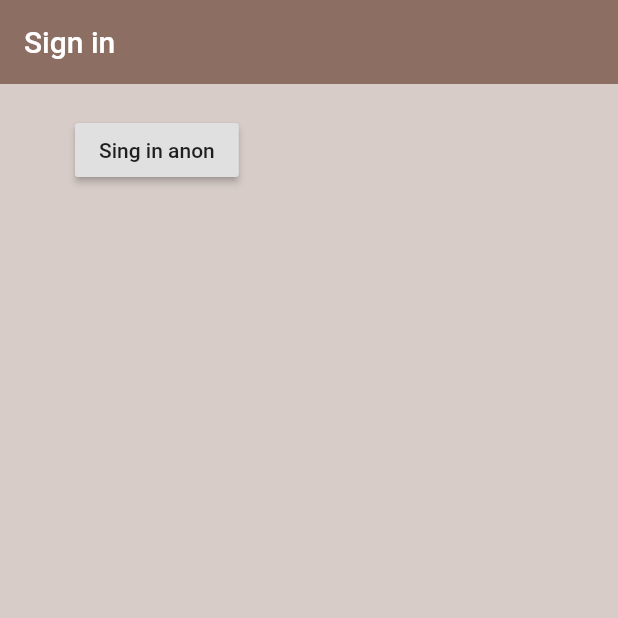
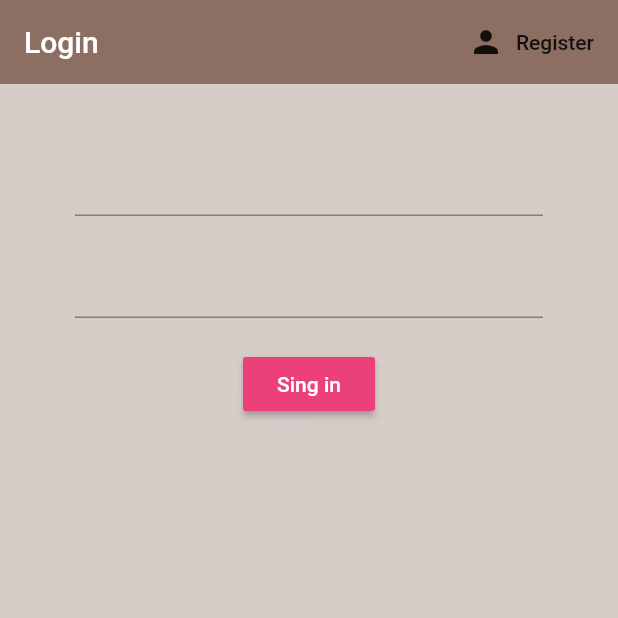
Before and after one commit to kirigaikabuto/firebase_flutter, a Flutter app: the screen it shows after launch, on a phone screen of 412 x 824 dp, the top half of it. Run offline on Flutter 3.47's test engine with Material 2 defaults, Android fonts, the phone set to English and light mode, and no system bars; our stand-ins replace firebase_auth; accounts and stored records are empty.

Commit message:
Feat:add toogle view

```diff
--- a/lib/screens/authenticate/authenticate.dart
+++ b/lib/screens/authenticate/authenticate.dart
@@ -1,3 +1,4 @@
+import 'package:firebase_example/screens/authenticate/register.dart';
 import 'package:firebase_example/screens/authenticate/sign_in.dart';
 import "package:flutter/material.dart";
 
@@ -7,10 +8,17 @@ class Authenticate extends StatefulWidget {
 }
 
 class _AuthenticateState extends State<Authenticate> {
+  bool shownSignIn = true;
+
+  void toggleView() {
+    setState(() => shownSignIn = !shownSignIn);
+  }
+
   @override
   Widget build(BuildContext context) {
-    return Container(
-      child: SignIn(),
-    );
+    if (shownSignIn) {
+      return SignIn(toggleView: toggleView);
+    }
+    return Register(toggleView: toggleView);
   }
 }
--- a/lib/screens/authenticate/sign_in.dart
+++ b/lib/screens/authenticate/sign_in.dart
@@ -3,12 +3,18 @@ import "package:flutter/material.dart";
 import 'package:flutter/rendering.dart';
 
 class SignIn extends StatefulWidget {
+  final Function toggleView;
+
+  SignIn({this.toggleView});
+
   @override
   _SignInState createState() => _SignInState();
 }
 
 class _SignInState extends State<SignIn> {
   final AuthService _auth = AuthService();
+  String email = "";
+  String password = "";
 
   @override
   Widget build(BuildContext context) {
@@ -17,20 +23,49 @@ class _SignInState extends State<SignIn> {
         appBar: AppBar(
             backgroundColor: Colors.brown[400],
             elevation: 0.0,
-            title: Text("Sign in")),
+            title: Text("Login"),
+            actions: [
+              FlatButton.icon(
+                  onPressed: () {
+                    widget.toggleView();
+                  },
+                  icon: Icon(Icons.person),
+                  label: Text("Register"))
+            ]),
         body: Container(
-          padding: EdgeInsets.symmetric(vertical: 20.0, horizontal: 50.0),
-          child: RaisedButton(
-              child: Text("Sing in anon"),
-              onPressed: () async {
-                dynamic result = await _auth.signInAnon();
-                if (result == null) {
-                  print("Error in sign in");
-                } else {
-                  print("signed in");
-                  print(result.uuid);
-                }
-              }),
-        ));
+            padding: EdgeInsets.symmetric(vertical: 20.0, horizontal: 50.0),
+            child: Form(
+                child: Column(children: [
+              SizedBox(
+                height: 20.0,
+              ),
+              TextFormField(
+                onChanged: (value) {
+                  setState(() => email = value);
+                },
+              ),
+              SizedBox(
+                height: 20.0,
+              ),
+              TextFormField(
+                obscureText: true,
+                onChanged: (value) {
+                  setState(() => password = value);
+                },
+              ),
+              SizedBox(
+                height: 20.0,
+              ),
+              RaisedButton(
+                  onPressed: () async {
+                    print(email);
+                    print(password);
+                  },
+                  color: Colors.pink[400],
+                  child: Text("Sing in",
+                      style: TextStyle(
+                        color: Colors.white,
+                      )))
+            ]))));
   }
 }
```
Also changed, not shown: lib/screens/authenticate/register.dart (added, +77 -0 lines).
